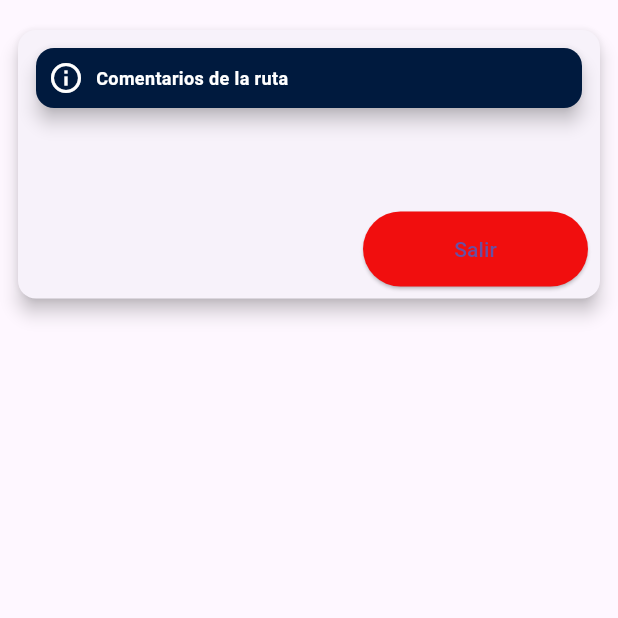
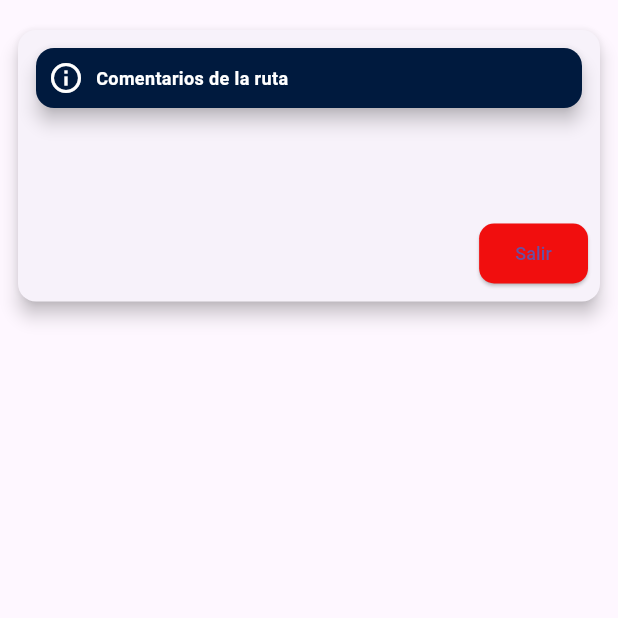
Before and after one commit to 20203tn128/donaciones, a Flutter app: the RouteDetail screen opened directly with empty values, on a phone screen of 412 x 824 dp, the top half of it. Run offline on Flutter 3.47's test engine with Material 3 defaults, Android fonts, the phone set to English and light mode, and no system bars; our stand-ins replace connectivity_plus, dio, image_picker, shared_preferences; accounts and stored records are empty.

Commit message:
fix errors

```diff
--- a/lib/config/environment.dart
+++ b/lib/config/environment.dart
@@ -1,3 +1,3 @@
 class Environment {
-  static String baseUrl = 'http://10.0.2.2:3000/api';
+  static String baseUrl = 'https://donaciones-api.ddns.net/api';
 }
--- a/lib/modules/deliveries/widgets/route_annexes_form.dart
+++ b/lib/modules/deliveries/widgets/route_annexes_form.dart
@@ -177,6 +177,9 @@ class _RouteAnnexesFormState extends State<RouteAnnexesForm> {
                             onPressed: () => {Navigator.pop(context)},
                             child: const Text('Cancelar'),
                             style: ElevatedButton.styleFrom(
+                              shape: RoundedRectangleBorder(
+                                          borderRadius:
+                                              BorderRadius.circular(10)),
                                 minimumSize: Size(150, 50),
                                 backgroundColor: ColorsApp.dangerColor),
                           ),
@@ -225,6 +228,9 @@ class _RouteAnnexesFormState extends State<RouteAnnexesForm> {
                             },
                             child: const Text('Guardar'),
                             style: ElevatedButton.styleFrom(
+                              shape: RoundedRectangleBorder(
+                                          borderRadius:
+                                              BorderRadius.circular(10)),
                                 minimumSize: Size(150, 50),
                                 backgroundColor: ColorsApp.successColor),
                           ),
--- a/lib/modules/deliveries/widgets/route_detail.dart
+++ b/lib/modules/deliveries/widgets/route_detail.dart
@@ -63,13 +63,17 @@ class _RouteDetailState extends State<RouteDetail> {
                   widget.route.annexes?.commentary != null
                       ? Container(
                           margin: EdgeInsets.all(8),
-                          child: SizedBox(
-                            width: 250,
-                            child: Text(
-                              widget.route.annexes!.commentary!,
-                              style: TextStyle(
-                                  fontSize: 12, color: Colors.black45),
-                            ),
+                          child: Row(
+                            children: [
+                              SizedBox(
+                                width: 250,
+                                child: Text(
+                                  widget.route.annexes!.commentary!,
+                                  style: TextStyle(
+                                      fontSize: 15, color: Colors.black),
+                                ),
+                              ),
+                            ],
                           ),
                         )
                       : SizedBox.shrink(),
@@ -103,9 +107,14 @@ class _RouteDetailState extends State<RouteDetail> {
                       onPressed: () => {
                         Navigator.pop(context),
                       },
-                      child: const Text('Salir'),
+                      child: const Text(
+                        'Salir',
+                        style: TextStyle(fontSize: 12.0),
+                      ),
                       style: ElevatedButton.styleFrom(
-                          minimumSize: Size(150, 50),
+                          shape: RoundedRectangleBorder(
+                              borderRadius: BorderRadius.circular(10)),
+                          minimumSize: Size(60, 40),
                           backgroundColor: ColorsApp.dangerColor),
                     ),
                   ),
```
Also changed, not shown: lib/modules/deliveries/widgets/delivery_card.dart (+73 -42 lines), lib/modules/deliveries/widgets/route_card.dart (+20 -4 lines), pubspec.lock.
